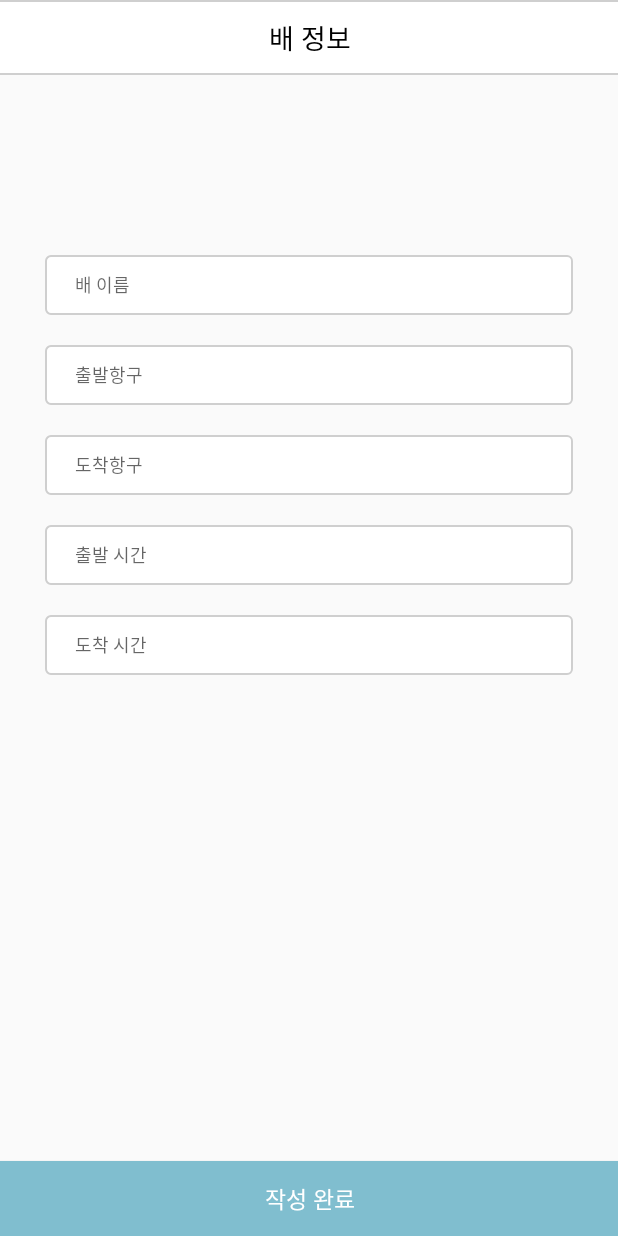
After one commit to juyonglee79/Hackathon, an Android app: the SelectboatActivity screen opened directly, with no data from a screen before it, on a phone screen of 412 x 824 dp. The commit adds this screen. Run offline under Robolectric (Android 15) with nearby library versions, the light colour scheme and no system bars.

Commit message:
1.SelectboatActivity selectboatActivity를 새로 추가해서 로그인 다음에 배 정보등을 추가

```diff
--- a/app/src/main/AndroidManifest.xml
+++ b/app/src/main/AndroidManifest.xml
@@ -19,6 +19,7 @@
                 <category android:name="android.intent.category.LAUNCHER" />
             </intent-filter>
         </activity>
+        <activity android:name=".SelectboatActivity"/>
         <activity android:name="LoginActivity"
             android:configChanges="keyboardHidden|orientation"/>
         <activity
--- a/app/src/main/java/com/dsm2018/project/LoginActivity.java
+++ b/app/src/main/java/com/dsm2018/project/LoginActivity.java
@@ -43,7 +43,7 @@ public class LoginActivity extends Activity {
                 } else if (input2.getText().toString().equals("")) {
                     Toast.makeText(LoginActivity.this, "아이디 또는 비밀번호가 입력되지 않았습니다.", Toast.LENGTH_SHORT).show();
                 } else {
-                    Intent intent = new Intent(LoginActivity.this, MainActivity.class);
+                    Intent intent = new Intent(LoginActivity.this, SelectboatActivity.class);
                     startActivity(intent);
                 }
             }
--- /dev/null
+++ b/app/src/main/java/com/dsm2018/project/SelectboatActivity.java
@@ -0,0 +1,52 @@
+package com.dsm2018.project;
+
+import android.content.Intent;
+import android.os.Bundle;
+import android.support.v7.app.AppCompatActivity;
+import android.view.View;
+import android.widget.TextView;
+import android.widget.Toast;
+
+public class SelectboatActivity extends AppCompatActivity {
+
+    TextView textView1;
+    TextView textView2;
+    TextView textView3;
+    TextView textView4;
+    TextView textView5;
+    TextView finish;
+
+    @Override
+    protected void onCreate(Bundle savedInstanceState) {
+        super.onCreate(savedInstanceState);
+        setContentView(R.layout.activity_selectboat);
+
+        finish = (TextView)findViewById(R.id.finish);
+        textView1 = (TextView) findViewById(R.id.name);
+        textView2 = (TextView) findViewById(R.id.id2);
+        textView3 = (TextView) findViewById(R.id.password2);
+        textView4 = (TextView) findViewById(R.id.password2_confirm);
+        textView5 = (TextView) findViewById(R.id.wow);
+
+        finish.setOnClickListener(new View.OnClickListener() {
+
+            @Override
+            public void onClick(View arg0) {
+                if (textView1.getText().toString().equals("")) {
+                    Toast.makeText(SelectboatActivity.this, "입력을 완료해주세요.", Toast.LENGTH_SHORT).show();
+                } else if (textView2.getText().toString().equals("")) {
+                    Toast.makeText(SelectboatActivity.this, "입력을 완료해주세요..", Toast.LENGTH_SHORT).show();
+                } else if (textView3.getText().toString().equals("")) {
+                    Toast.makeText(SelectboatActivity.this, "입력을 완료해주세요.", Toast.LENGTH_SHORT).show();
+                } else if (textView4.getText().toString().equals("")) {
+                    Toast.makeText(SelectboatActivity.this, "입력을 완료해주세요.", Toast.LENGTH_SHORT).show();
+                } else if (textView5.getText().toString().equals("")) {
+                    Toast.makeText(SelectboatActivity.this, "입력을 완료해주세요.", Toast.LENGTH_SHORT).show();
+                } else {
+                    Intent intent = new Intent(SelectboatActivity.this,MainActivity.class);
+                    startActivity(intent);
+                }
+            }
+        });
+    }
+}
--- a/app/src/main/res/layout/activity_manual.xml
+++ b/app/src/main/res/layout/activity_manual.xml
@@ -34,8 +34,8 @@
 
     <WebView
         android:id="@+id/webview"
-        android:layout_width="370dp"
-        android:layout_height="510dp"
+        android:layout_width="fill_parent"
+        android:layout_height="497dp"
         android:layout_marginBottom="8dp"
         android:layout_marginEnd="8dp"
         android:layout_marginStart="8dp"
--- /dev/null
+++ b/app/src/main/res/layout/activity_selectboat.xml
@@ -0,0 +1,127 @@
+<?xml version="1.0" encoding="utf-8"?>
+<android.support.constraint.ConstraintLayout xmlns:android="http://schemas.android.com/apk/res/android"
+    xmlns:app="http://schemas.android.com/apk/res-auto"
+    xmlns:tools="http://schemas.android.com/tools"
+    android:layout_width="match_parent"
+    android:layout_height="match_parent"
+    tools:context=".MakingIDActivity">
+
+
+    <TextView
+        android:id="@+id/tool1"
+        android:layout_width="1000dp"
+        android:layout_height="50dp"
+        android:layout_marginEnd="0dp"
+        android:layout_marginStart="0dp"
+        android:layout_marginTop="0dp"
+        android:background="@drawable/edittext"
+        android:gravity="center"
+        android:text="배 정보"
+        android:textColor="#000000"
+        android:textSize="18sp"
+        app:layout_constraintEnd_toEndOf="parent"
+        app:layout_constraintStart_toStartOf="parent"
+        app:layout_constraintTop_toTopOf="parent" />
+
+    <EditText
+        android:id="@+id/name"
+        android:layout_width="0dp"
+        android:layout_height="40dp"
+        android:layout_marginEnd="30dp"
+        android:layout_marginStart="30dp"
+        android:layout_marginTop="120dp"
+        android:background="@drawable/edittext"
+        android:hint="배 이름"
+        android:paddingStart="20sp"
+        android:textColor="#c9c9c9"
+        android:textSize="12sp"
+        app:layout_constraintEnd_toEndOf="parent"
+        app:layout_constraintHorizontal_bias="0.0"
+        app:layout_constraintStart_toStartOf="parent"
+        app:layout_constraintTop_toBottomOf="@+id/tool1" />
+
+    <EditText
+        android:id="@+id/id2"
+        android:layout_width="0dp"
+        android:layout_height="40dp"
+        android:layout_marginEnd="30dp"
+        android:layout_marginStart="30dp"
+        android:layout_marginTop="20dp"
+        android:background="@drawable/edittext"
+        android:hint="출발항구"
+        android:maxLength="12"
+        android:paddingStart="20sp"
+        android:textColor="#c9c9c9"
+        android:textSize="12sp"
+        app:layout_constraintEnd_toEndOf="parent"
+        app:layout_constraintStart_toStartOf="parent"
+        app:layout_constraintTop_toBottomOf="@+id/name" />
+
+    <EditText
+        android:inputType="textPassword"
+        android:id="@+id/password2"
+        android:layout_width="0dp"
+        android:layout_height="40dp"
+        android:layout_marginEnd="30dp"
+        android:layout_marginStart="30dp"
+        android:layout_marginTop="20dp"
+        android:background="@drawable/edittext"
+        android:hint="도착항구"
+        android:paddingStart="20sp"
+        android:textColor="#c9c9c9"
+        android:textSize="12sp"
+        app:layout_constraintEnd_toEndOf="parent"
+        app:layout_constraintStart_toStartOf="parent"
+        app:layout_constraintTop_toBottomOf="@+id/id2" />
+
+    <EditText
+        android:inputType="textPassword"
+        android:id="@+id/password2_confirm"
+        android:layout_width="0dp"
+        android:layout_height="40dp"
+        android:layout_marginEnd="30dp"
+        android:layout_marginStart="30dp"
+        android:layout_marginTop="20dp"
+        android:background="@drawable/edittext"
+        android:hint="출발 시간"
+        android:paddingStart="20sp"
+        android:textColor="#c9c9c9"
+        android:textSize="12sp"
+        app:layout_constraintEnd_toEndOf="parent"
+        app:layout_constraintStart_toStartOf="parent"
+        app:layout_constraintTop_toBottomOf="@+id/password2" />
+
+    <EditText
+        android:inputType="textPassword"
+        android:id="@+id/wow"
+        android:layout_width="0dp"
+        android:layout_height="40dp"
+        android:layout_marginEnd="30dp"
+        android:layout_marginStart="30dp"
+        android:layout_marginTop="20dp"
+        android:background="@drawable/edittext"
+        android:hint="도착 시간"
+        android:paddingStart="20sp"
+        android:textColor="#c9c9c9"
+        android:textSize="12sp"
+        app:layout_constraintEnd_toEndOf="parent"
+        app:layout_constraintStart_toStartOf="parent"
+        app:layout_constraintTop_toBottomOf="@+id/password2_confirm" />
+
+    <Button
+        android:id="@+id/finish"
+        android:layout_width="1000dp"
+        android:layout_height="50dp"
+        android:layout_marginBottom="0dp"
+        android:layout_marginEnd="0dp"
+        android:layout_marginStart="0dp"
+        android:background="@drawable/finish"
+        android:text="작성 완료"
+        android:textColor="#ffffff"
+        android:textSize="15sp"
+        app:layout_constraintBottom_toBottomOf="parent"
+        app:layout_constraintEnd_toEndOf="parent"
+        app:layout_constraintStart_toStartOf="parent" />
+
+
+</android.support.constraint.ConstraintLayout>
```
